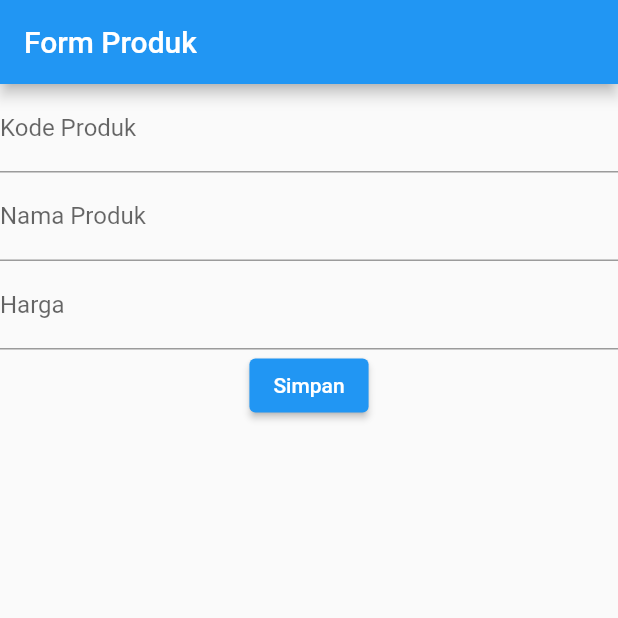
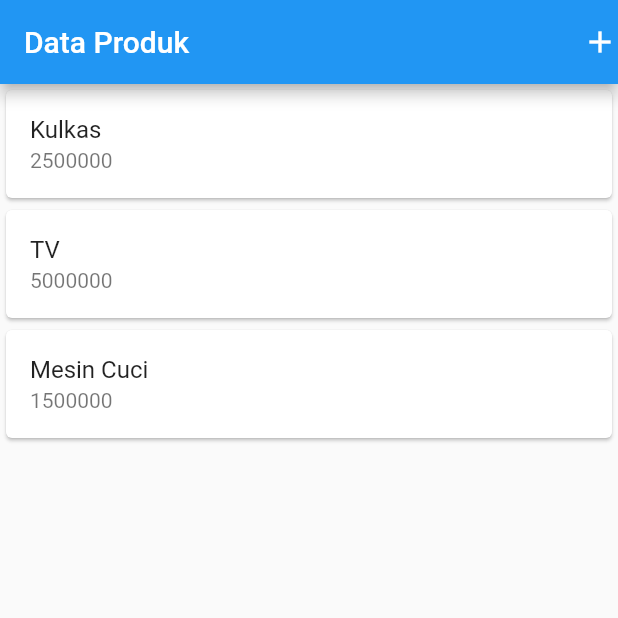
Before and after one commit to fumui/belajar_flutter, a Flutter app: the screen it shows after launch, on a phone screen of 412 x 824 dp, the top half of it. Run offline on Flutter 3.47's test engine with Material 2 defaults, Android fonts, the phone set to English and light mode, and no system bars.

Commit message:
add latest meet

```diff
--- a/lib/main.dart
+++ b/lib/main.dart
@@ -1,6 +1,7 @@
 import 'package:belajar_flutter/column_widget.dart';
 import 'package:belajar_flutter/row_widget.dart';
 import 'package:belajar_flutter/hello_world.dart';
+import 'package:belajar_flutter/ui/product_page.dart';
 import 'package:belajar_flutter/ui/produk_form.dart';
 import 'package:flutter/material.dart';
 
@@ -28,7 +29,7 @@ class MyApp extends StatelessWidget {
         // is not restarted.
         primarySwatch: Colors.blue,
       ),
-      home: ProdukForm(),
+      home: ProdukPage(),
     );
   }
 }
--- /dev/null
+++ b/lib/ui/product_page.dart
@@ -0,0 +1,79 @@
+import 'package:belajar_flutter/ui/produk_detail.dart';
+import 'package:belajar_flutter/ui/produk_form.dart';
+import 'package:flutter/material.dart';
+
+class ProdukPage extends StatefulWidget {
+  const ProdukPage({Key? key}) : super(key: key);
+  @override
+  _ProdukPageState createState() => _ProdukPageState();
+}
+
+class _ProdukPageState extends State<ProdukPage> {
+  @override
+  Widget build(BuildContext context) {
+    return Scaffold(
+      appBar: AppBar(
+        title: const Text('Data Produk'),
+        actions: [
+          GestureDetector(
+            child: const Icon(Icons.add),
+            onTap: () async {
+              Navigator.push(context,
+                  MaterialPageRoute(builder: (context) => const ProdukForm()));
+            },
+          )
+        ],
+      ),
+      body: ListView(
+        children: const [
+          ItemProduk(
+            kodeProduk: "A001",
+            namaProduk: "Kulkas",
+            harga: 2500000,
+          ),
+          ItemProduk(
+            kodeProduk: "A002",
+            namaProduk: "TV",
+            harga: 5000000,
+          ),
+          ItemProduk(
+            kodeProduk: "A003",
+            namaProduk: "Mesin Cuci",
+            harga: 1500000,
+          ),
+        ],
+      ),
+    );
+  }
+}
+
+class ItemProduk extends StatelessWidget {
+  final String? kodeProduk;
+  final String? namaProduk;
+  final int? harga;
+
+  const ItemProduk({Key? key, this.kodeProduk, this.namaProduk, this.harga})
+      : super(key: key);
+
+  @override
+  Widget build(BuildContext context) {
+    return GestureDetector(
+      child: Card(
+        child: ListTile(
+          title: Text(namaProduk.toString()),
+          subtitle: Text(harga.toString()),
+        ),
+      ),
+      onTap: () {
+        Navigator.push(
+            context,
+            MaterialPageRoute(
+                builder: (context) => ProdukDetail(
+                      kodeProduk: kodeProduk,
+                      namaProduk: namaProduk,
+                      harga: harga,
+                    )));
+      },
+    );
+  }
+}
```
